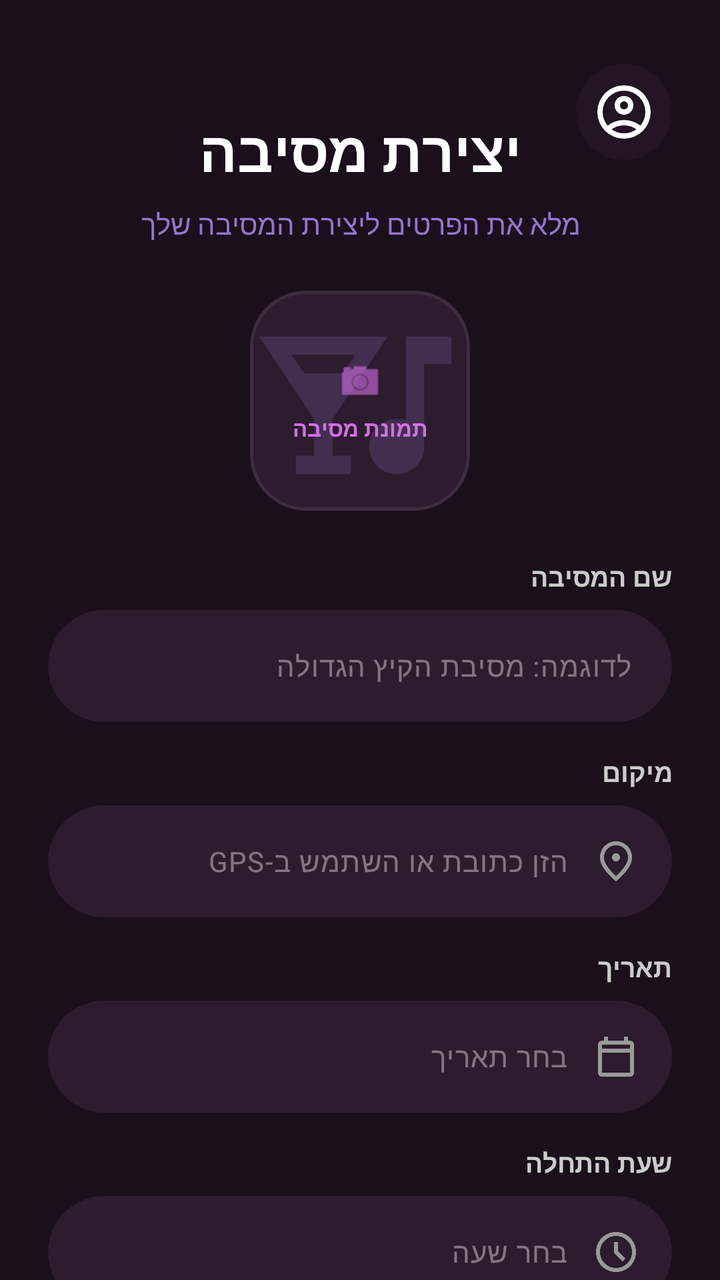
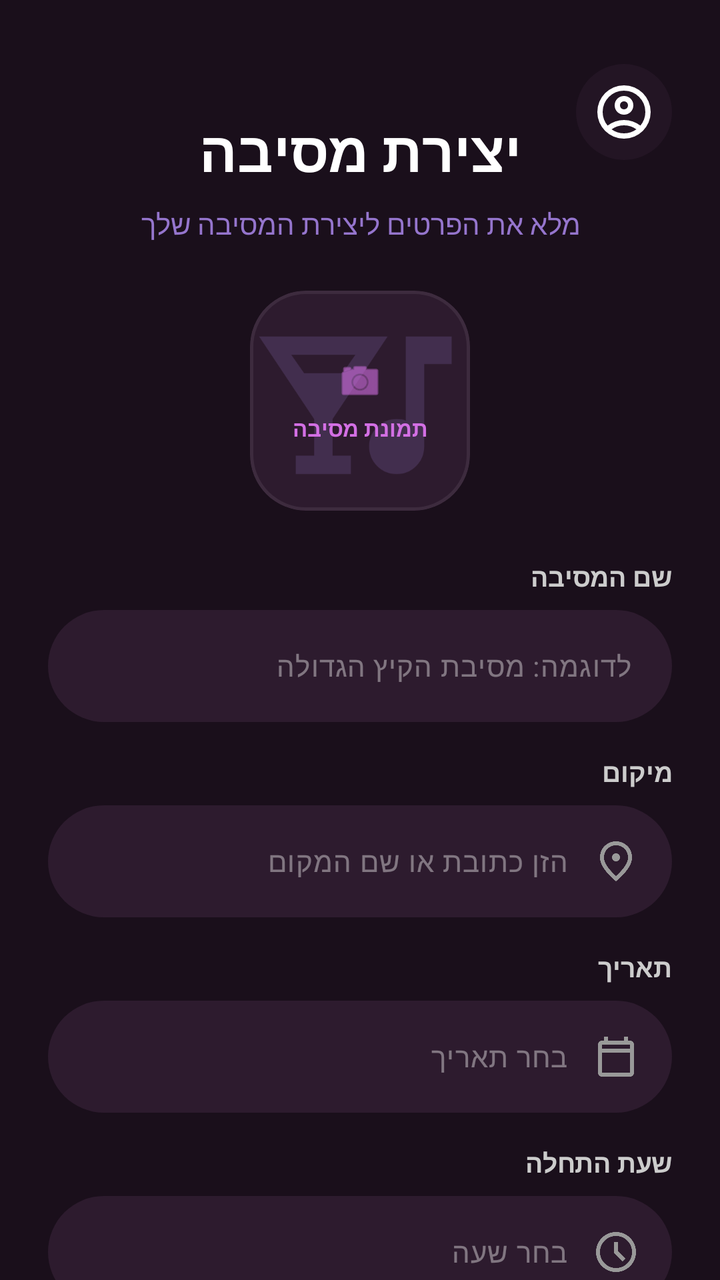

The first picture is an Android layout as it rendered before a commit; the second is the same layout after the commit. The layout source and the unified diff follow.
<!-- AndroidManifest.xml: application theme Theme.PartyLife -->
<!-- res/layout/activity_party_creation_page.xml -->
<?xml version="1.0" encoding="utf-8"?>
<ScrollView xmlns:android="http://schemas.android.com/apk/res/android"
    xmlns:app="http://schemas.android.com/apk/res-auto"
    xmlns:tools="http://schemas.android.com/tools"
    android:layout_width="match_parent"
    android:layout_height="match_parent"
    android:background="#1A0F1B"
    android:fillViewport="true"
    android:id="@+id/partycreation"
    android:scrollbars="none">

    <androidx.constraintlayout.widget.ConstraintLayout
        android:id="@+id/main"
        android:layout_width="match_parent"
        android:layout_height="wrap_content"
        android:padding="24dp"
        android:layoutDirection="rtl">

        
        <View
            android:id="@+id/profileGlow"
            android:layout_width="48dp"
            android:layout_height="48dp"
            android:layout_marginTop="8dp"
            android:background="@drawable/circle"
            android:backgroundTint="#2D1B2E"
            android:alpha="0.5"
            app:layout_constraintStart_toStartOf="parent"
            app:layout_constraintTop_toTopOf="parent" />

        <ImageView
            android:id="@+id/ivProfile"
            android:layout_width="32dp"
            android:layout_height="32dp"
            android:src="@drawable/personimeg"
            app:tint="#FFFFFF"
            app:layout_constraintBottom_toBottomOf="@id/profileGlow"
            app:layout_constraintEnd_toEndOf="@id/profileGlow"
            app:layout_constraintStart_toStartOf="@id/profileGlow"
            app:layout_constraintTop_toTopOf="@id/profileGlow" />

        
        <TextView
            android:id="@+id/tvTitle"
            android:layout_width="wrap_content"
            android:layout_height="wrap_content"
            android:layout_marginTop="32dp"
            android:text="יצירת מסיבה"
            android:textColor="#FFFFFF"
            android:textSize="28sp"
            android:textStyle="bold"
            app:layout_constraintEnd_toEndOf="parent"
            app:layout_constraintStart_toStartOf="parent"
            app:layout_constraintTop_toTopOf="parent" />

        <TextView
            android:id="@+id/tvSubtitle"
            android:layout_width="wrap_content"
            android:layout_height="wrap_content"
            android:layout_marginTop="8dp"
            android:text="מלא את הפרטים ליצירת המסיבה שלך"
            android:textColor="#9575CD"
            android:textSize="14sp"
            app:layout_constraintEnd_toEndOf="parent"
            app:layout_constraintStart_toStartOf="parent"
            app:layout_constraintTop_toBottomOf="@id/tvTitle" />

        
        <com.google.android.material.card.MaterialCardView
            android:id="@+id/cvPartyImage"
            android:layout_width="110dp"
            android:layout_height="110dp"
            android:layout_marginTop="24dp"
            app:cardBackgroundColor="#2D1B2E"
            app:cardCornerRadius="28dp"
            app:strokeWidth="1.5dp"
            app:strokeColor="#3D2B3E"
            app:layout_constraintEnd_toEndOf="parent"
            app:layout_constraintStart_toStartOf="parent"
            app:layout_constraintTop_toBottomOf="@id/tvSubtitle">

            <RelativeLayout
                android:layout_width="match_parent"
                android:layout_height="match_parent">

                <ImageView
                    android:id="@+id/ivSelectedPartyImage"
                    android:layout_width="match_parent"
                    android:layout_height="match_parent"
                    android:scaleType="centerCrop"
                    android:src="@drawable/partyicon"
                    android:alpha="0.2"
                    app:tint="#9575CD" />

                <LinearLayout
                    android:layout_width="wrap_content"
                    android:layout_height="wrap_content"
                    android:layout_centerInParent="true"
                    android:gravity="center"
                    android:orientation="vertical">

                    <ImageView
                        android:layout_width="24dp"
                        android:layout_height="24dp"
                        android:src="@android:drawable/ic_menu_camera"
                        app:tint="#D36FE4" />

                    <TextView
                        android:layout_width="wrap_content"
                        android:layout_height="wrap_content"
                        android:layout_marginTop="4dp"
                        android:text="תמונת מסיבה"
                        android:textColor="#D36FE4"
                        android:textSize="11sp"
                        android:textStyle="bold" />
                </LinearLayout>
            </RelativeLayout>
        </com.google.android.material.card.MaterialCardView>

        
        <TextView
            android:id="@+id/tvNameLabel"
            android:layout_width="match_parent"
            android:layout_height="wrap_content"
            android:layout_marginTop="24dp"
            android:text="שם המסיבה"
            android:textColor="#CCCCCC"
            android:textSize="13sp"
            android:textStyle="bold"
            android:gravity="start"
            app:layout_constraintTop_toBottomOf="@id/cvPartyImage" />

        <com.google.android.material.textfield.TextInputLayout
            android:id="@+id/tilPartyName"
            android:layout_width="match_parent"
            android:layout_height="wrap_content"
            android:layout_marginTop="8dp"
            app:hintEnabled="false"
            app:boxBackgroundColor="#2D1B2E"
            app:boxBackgroundMode="filled"
            app:boxCornerRadiusBottomEnd="28dp"
            app:boxCornerRadiusBottomStart="28dp"
            app:boxCornerRadiusTopEnd="28dp"
            app:boxCornerRadiusTopStart="28dp"
            app:boxStrokeWidth="0dp"
            app:layout_constraintTop_toBottomOf="@id/tvNameLabel">

            <com.google.android.material.textfield.TextInputEditText
                android:id="@+id/etPartyName"
                android:layout_width="match_parent"
                android:layout_height="56dp"
                android:hint="לדוגמה: מסיבת הקיץ הגדולה"
                android:textColorHint="#66FFFFFF"
                android:textColor="#FFFFFF"
                android:textSize="14sp"
                android:gravity="center_vertical"
                android:paddingStart="20dp"
                android:paddingEnd="20dp"
                android:background="@null" />
        </com.google.android.material.textfield.TextInputLayout>

        
        <TextView
            android:id="@+id/tvLocationLabel"
            android:layout_width="match_parent"
            android:layout_height="wrap_content"
            android:layout_marginTop="16dp"
            android:text="מיקום"
            android:textColor="#CCCCCC"
            android:textSize="13sp"
            android:textStyle="bold"
            android:gravity="start"
            app:layout_constraintTop_toBottomOf="@id/tilPartyName" />

        <com.google.android.material.textfield.TextInputLayout
            android:id="@+id/tilLocation"
            android:layout_width="match_parent"
            android:layout_height="wrap_content"
            android:layout_marginTop="8dp"
            app:hintEnabled="false"
            app:boxBackgroundColor="#2D1B2E"
            app:boxBackgroundMode="filled"
            app:boxCornerRadiusBottomEnd="28dp"
            app:boxCornerRadiusBottomStart="28dp"
            app:boxCornerRadiusTopEnd="28dp"
            app:boxCornerRadiusTopStart="28dp"
            app:boxStrokeWidth="0dp"
            app:layout_constraintTop_toBottomOf="@id/tvLocationLabel">

            <com.google.android.material.textfield.TextInputEditText
                android:id="@+id/etLocation"
                android:layout_width="match_parent"
                android:layout_height="56dp"
                android:hint="הזן כתובת או השתמש ב-GPS"
                android:textColorHint="#66FFFFFF"
                android:textColor="#FFFFFF"
                android:textSize="14sp"
                android:gravity="center_vertical"
                android:drawableStart="@drawable/locationicon"
                android:drawablePadding="12dp"
                android:drawableTint="#999999"
                android:paddingStart="16dp"
                android:paddingEnd="16dp"
                android:background="@null" />
        </com.google.android.material.textfield.TextInputLayout>

        
        <TextView
            android:id="@+id/tvDateLabel"
            android:layout_width="match_parent"
            android:layout_height="wrap_content"
            android:layout_marginTop="16dp"
            android:text="תאריך"
            android:textColor="#CCCCCC"
            android:textSize="13sp"
            android:textStyle="bold"
            android:gravity="start"
            app:layout_constraintTop_toBottomOf="@id/tilLocation" />

        <com.google.android.material.textfield.TextInputLayout
            android:id="@+id/tilDate"
            android:layout_width="match_parent"
            android:layout_height="wrap_content"
            android:layout_marginTop="8dp"
            app:hintEnabled="false"
            app:boxBackgroundColor="#2D1B2E"
            app:boxBackgroundMode="filled"
            app:boxCornerRadiusBottomEnd="28dp"
            app:boxCornerRadiusBottomStart="28dp"
            app:boxCornerRadiusTopEnd="28dp"
            app:boxCornerRadiusTopStart="28dp"
            app:boxStrokeWidth="0dp"
            app:layout_constraintTop_toBottomOf="@id/tvDateLabel">

            <com.google.android.material.textfield.TextInputEditText
                android:id="@+id/etDate"
                android:layout_width="match_parent"
                android:layout_height="56dp"
                android:hint="בחר תאריך"
                android:focusable="false"
                android:textColorHint="#66FFFFFF"
                android:textColor="#FFFFFF"
                android:textSize="14sp"
                android:gravity="center_vertical"
                android:drawableStart="@drawable/date_icon"
                android:drawablePadding="12dp"
                android:drawableTint="#999999"
                android:paddingStart="16dp"
                android:paddingEnd="16dp"
                android:background="@null" />
        </com.google.android.material.textfield.TextInputLayout>

        
        <TextView
            android:id="@+id/tvTimeLabel"
            android:layout_width="match_parent"
            android:layout_height="wrap_content"
            android:layout_marginTop="16dp"
            android:text="שעת התחלה"
            android:textColor="#CCCCCC"
            android:textSize="13sp"
            android:textStyle="bold"
            android:gravity="start"
            app:layout_constraintTop_toBottomOf="@id/tilDate" />

        <com.google.android.material.textfield.TextInputLayout
            android:id="@+id/tilTime"
            android:layout_width="match_parent"
            android:layout_height="wrap_content"
            android:layout_marginTop="8dp"
            app:hintEnabled="false"
            app:boxBackgroundColor="#2D1B2E"
            app:boxBackgroundMode="filled"
            app:boxCornerRadiusBottomEnd="28dp"
            app:boxCornerRadiusBottomStart="28dp"
            app:boxCornerRadiusTopEnd="28dp"
            app:boxCornerRadiusTopStart="28dp"
            app:boxStrokeWidth="0dp"
            app:layout_constraintTop_toBottomOf="@id/tvTimeLabel">

            <com.google.android.material.textfield.TextInputEditText
                android:id="@+id/etTime"
                android:layout_width="match_parent"
                android:layout_height="56dp"
                android:hint="בחר שעה"
                android:focusable="false"
                android:textColorHint="#66FFFFFF"
                android:textColor="#FFFFFF"
                android:textSize="14sp"
                android:gravity="center_vertical"
                android:drawableStart="@drawable/time_icon"
                android:drawablePadding="12dp"
                android:drawableTint="#999999"
                android:paddingStart="16dp"
                android:paddingEnd="16dp"
                android:background="@null" />
        </com.google.android.material.textfield.TextInputLayout>

        
        <LinearLayout
            android:id="@+id/rowBottom"
            android:layout_width="match_parent"
            android:layout_height="wrap_content"
            android:layout_marginTop="16dp"
            android:orientation="horizontal"
            app:layout_constraintTop_toBottomOf="@id/tilTime">

            <LinearLayout
                android:layout_width="0dp"
                android:layout_height="wrap_content"
                android:layout_weight="1"
                android:layout_marginEnd="12dp"
                android:orientation="vertical">
                <TextView
                    android:layout_width="wrap_content"
                    android:layout_height="wrap_content"
                    android:text="גיל"
                    android:textColor="#CCCCCC"
                    android:textSize="13sp"
                    android:textStyle="bold" />
                <com.google.android.material.textfield.TextInputLayout
                    android:layout_width="match_parent"
                    android:layout_height="wrap_content"
                    android:layout_marginTop="8dp"
                    app:hintEnabled="false"
                    app:boxBackgroundColor="#2D1B2E"
                    app:boxBackgroundMode="filled"
                    app:boxCornerRadiusBottomEnd="28dp"
                    app:boxCornerRadiusBottomStart="28dp"
                    app:boxCornerRadiusTopEnd="28dp"
                    app:boxCornerRadiusTopStart="28dp"
                    app:boxStrokeWidth="0dp">
                    
                    <AutoCompleteTextView
                        android:id="@+id/etAge"
                        android:layout_width="match_parent"
                        android:layout_height="56dp"
                        android:hint="בחר"
                        android:textColor="#FFFFFF"
                        android:textColorHint="#66FFFFFF"
                        android:textSize="14sp"
                        android:gravity="center"
                        android:padding="0dp"
                        android:inputType="none"
                        android:background="@null" />
                </com.google.android.material.textfield.TextInputLayout>
            </LinearLayout>

            <LinearLayout
                android:layout_width="0dp"
                android:layout_height="wrap_content"
                android:layout_weight="1.5"
                android:orientation="vertical">
                <TextView
                    android:layout_width="wrap_content"
                    android:layout_height="wrap_content"
                    android:text="קוד לבוש"
                    android:textColor="#CCCCCC"
                    android:textSize="13sp"
                    android:textStyle="bold" />
                <com.google.android.material.textfield.TextInputLayout
                    android:layout_width="match_parent"
                    android:layout_height="wrap_content"
                    android:layout_marginTop="8dp"
                    app:hintEnabled="false"
                    app:boxBackgroundColor="#2D1B2E"
                    app:boxBackgroundMode="filled"
                    app:boxCornerRadiusBottomEnd="28dp"
                    app:boxCornerRadiusBottomStart="28dp"
                    app:boxCornerRadiusTopEnd="28dp"
                    app:boxCornerRadiusTopStart="28dp"
                    app:boxStrokeWidth="0dp">
                    <com.google.android.material.textfield.TextInputEditText
                        android:id="@+id/etDressCode"
                        android:layout_width="match_parent"
                        android:layout_height="56dp"
                        android:hint="לדוגמה: אלגנט"
                        android:textColor="#FFFFFF"
                        android:paddingStart="20dp"
                        android:background="@null" />
                </com.google.android.material.textfield.TextInputLayout>
            </LinearLayout>
        </LinearLayout>

        
        <TextView
            android:id="@+id/tvPhoneLabel"
            android:layout_width="match_parent"
            android:layout_height="wrap_content"
            android:layout_marginTop="16dp"
            android:text="טלפון ליצירת קשר"
            android:textColor="#CCCCCC"
            android:textSize="13sp"
            android:textStyle="bold"
            android:gravity="start"
            app:layout_constraintTop_toBottomOf="@id/rowBottom" />

        <com.google.android.material.textfield.TextInputLayout
            android:id="@+id/tilPhone"
            android:layout_width="match_parent"
            android:layout_height="wrap_content"
            android:layout_marginTop="8dp"
            app:hintEnabled="false"
            app:boxBackgroundColor="#2D1B2E"
            app:boxBackgroundMode="filled"
            app:boxCornerRadiusBottomEnd="28dp"
            app:boxCornerRadiusBottomStart="28dp"
            app:boxCornerRadiusTopEnd="28dp"
            app:boxCornerRadiusTopStart="28dp"
            app:boxStrokeWidth="0dp"
            app:layout_constraintTop_toBottomOf="@id/tvPhoneLabel">

            <com.google.android.material.textfield.TextInputEditText
                android:id="@+id/etPhone"
                android:layout_width="match_parent"
                android:layout_height="56dp"
                android:hint="לדוגמה: 050-0000000"
                android:inputType="phone"
                android:textColorHint="#66FFFFFF"
                android:textColor="#FFFFFF"
                android:textSize="14sp"
                android:gravity="center_vertical"
                android:paddingStart="20dp"
                android:paddingEnd="20dp"
                android:background="@null" />
        </com.google.android.material.textfield.TextInputLayout>

        
        <com.google.android.material.button.MaterialButton
            android:id="@+id/btnCreate"
            android:layout_width="match_parent"
            android:layout_height="56dp"
            android:layout_marginTop="40dp"
            android:layout_marginBottom="24dp"
            android:text="צור מסיבה"
            android:textColor="#FFFFFF"
            android:textSize="18sp"
            android:textStyle="bold"
            android:background="@drawable/button_gradient"
            app:backgroundTint="@null"
            app:cornerRadius="28dp"
            app:layout_constraintBottom_toBottomOf="parent"
            app:layout_constraintTop_toBottomOf="@id/tilPhone" />

    </androidx.constraintlayout.widget.ConstraintLayout>

</ScrollView>
<!-- resources referenced by this layout -->
<resources>
  <!-- drawable button_gradient (drawable) -->
  <?xml version="1.0" encoding="utf-8"?>
  <shape xmlns:android="http://schemas.android.com/apk/res/android">
      <gradient
          android:startColor="#CC56E2"
          android:endColor="#BA39D5"
          android:angle="0"/>
      <corners android:radius="25dp"/>
  </shape>
  <!-- drawable circle (drawable) -->
  <?xml version="1.0" encoding="utf-8"?>
  <shape xmlns:android="http://schemas.android.com/apk/res/android"
      android:shape="oval">
      <solid android:color="#4D2A4E" />
  </shape>
  <!-- drawable date_icon (drawable) -->
  <vector xmlns:android="http://schemas.android.com/apk/res/android"
      android:width="24dp"
      android:height="24dp"
      android:viewportWidth="960"
      android:viewportHeight="960">
    <path
        android:pathData="M200,880q-33,0 -56.5,-23.5T120,800v-560q0,-33 23.5,-56.5T200,160h40v-80h80v80h320v-80h80v80h40q33,0 56.5,23.5T840,240v560q0,33 -23.5,56.5T760,880L200,880ZM200,800h560v-400L200,400v400ZM200,320h560v-80L200,240v80ZM200,320v-80,80Z"
        android:fillColor="#FFFFFF"/>
  </vector>
  <!-- drawable locationicon (drawable) -->
  <vector xmlns:android="http://schemas.android.com/apk/res/android"
      android:width="24dp"
      android:height="24dp"
      android:viewportWidth="960"
      android:viewportHeight="960">
    <path
        android:pathData="M480,480q33,0 56.5,-23.5T560,400q0,-33 -23.5,-56.5T480,320q-33,0 -56.5,23.5T400,400q0,33 23.5,56.5T480,480ZM480,774q122,-112 181,-203.5T720,408q0,-109 -69.5,-178.5T480,160q-101,0 -170.5,69.5T240,408q0,71 59,162.5T480,774ZM480,880Q319,743 239.5,625.5T160,408q0,-150 96.5,-239T480,80q127,0 223.5,89T800,408q0,100 -79.5,217.5T480,880ZM480,400Z"
        android:fillColor="#FFFFFF"/>
  </vector>
  <!-- drawable partyicon (drawable) -->
  <vector xmlns:android="http://schemas.android.com/apk/res/android"
      android:width="24dp"
      android:height="24dp"
      android:viewportWidth="960"
      android:viewportHeight="960">
    <path
        android:pathData="M200,800v-80h80v-160L40,200h560L360,560v160h80v80L200,800ZM236,360h168l56,-80L180,280l56,80ZM640,800q-50,0 -85,-35t-35,-85q0,-50 35,-85t85,-35q11,0 21,1.5t19,6.5v-368h200v120L760,320v360q0,50 -35,85t-85,35Z"
        android:fillColor="#FFFFFF"/>
  </vector>
  <!-- drawable time_icon (drawable) -->
  <vector xmlns:android="http://schemas.android.com/apk/res/android"
      android:width="24dp"
      android:height="24dp"
      android:viewportWidth="960"
      android:viewportHeight="960">
    <path
        android:pathData="m612,668 l56,-56 -148,-148v-184h-80v216l172,172ZM480,880q-83,0 -156,-31.5T197,763q-54,-54 -85.5,-127T80,480q0,-83 31.5,-156T197,197q54,-54 127,-85.5T480,80q83,0 156,31.5T763,197q54,54 85.5,127T880,480q0,83 -31.5,156T763,763q-54,54 -127,85.5T480,880ZM480,480ZM480,800q133,0 226.5,-93.5T800,480q0,-133 -93.5,-226.5T480,160q-133,0 -226.5,93.5T160,480q0,133 93.5,226.5T480,800Z"
        android:fillColor="#FFFFFF"/>
  </vector>
  <style name="Theme.PartyLife" parent="Base.Theme.PartyLife" />
  <style name="Base.Theme.PartyLife" parent="Theme.Material3.Dark.NoActionBar">
        
  
      </style>
  <!-- unchanged entries left out for length: 1 -->
</resources>

<!-- the commit's change to res/layout/activity_party_creation_page.xml (unified diff, before → after) -->
@@ -191,7 +191,7 @@
                 android:id="@+id/etLocation"
                 android:layout_width="match_parent"
                 android:layout_height="56dp"
-                android:hint="הזן כתובת או השתמש ב-GPS"
+                android:hint="הזן כתובת או שם המקום"
                 android:textColorHint="#66FFFFFF"
                 android:textColor="#FFFFFF"
                 android:textSize="14sp"
@@ -330,7 +330,7 @@
                     app:boxCornerRadiusTopEnd="28dp"
                     app:boxCornerRadiusTopStart="28dp"
                     app:boxStrokeWidth="0dp">
-                    
+
                     <AutoCompleteTextView
                         android:id="@+id/etAge"
                         android:layout_width="match_parent"
@@ -414,14 +414,19 @@
                 android:id="@+id/etPhone"
                 android:layout_width="match_parent"
                 android:layout_height="56dp"
-                android:hint="לדוגמה: 050-0000000"
+                android:hint="הקלד מספר טלפון"
                 android:inputType="phone"
                 android:textColorHint="#66FFFFFF"
                 android:textColor="#FFFFFF"
                 android:textSize="14sp"
-                android:gravity="center_vertical"
-                android:paddingStart="20dp"
-                android:paddingEnd="20dp"
+                android:gravity="start|center_vertical"
+                android:textDirection="rtl"
+                android:textAlignment="viewStart"
+                android:drawableStart="@android:drawable/ic_menu_call"
+                android:drawablePadding="12dp"
+                android:drawableTint="#999999"
+                android:paddingStart="16dp"
+                android:paddingEnd="16dp"
                 android:background="@null" />
         </com.google.android.material.textfield.TextInputLayout>
 
